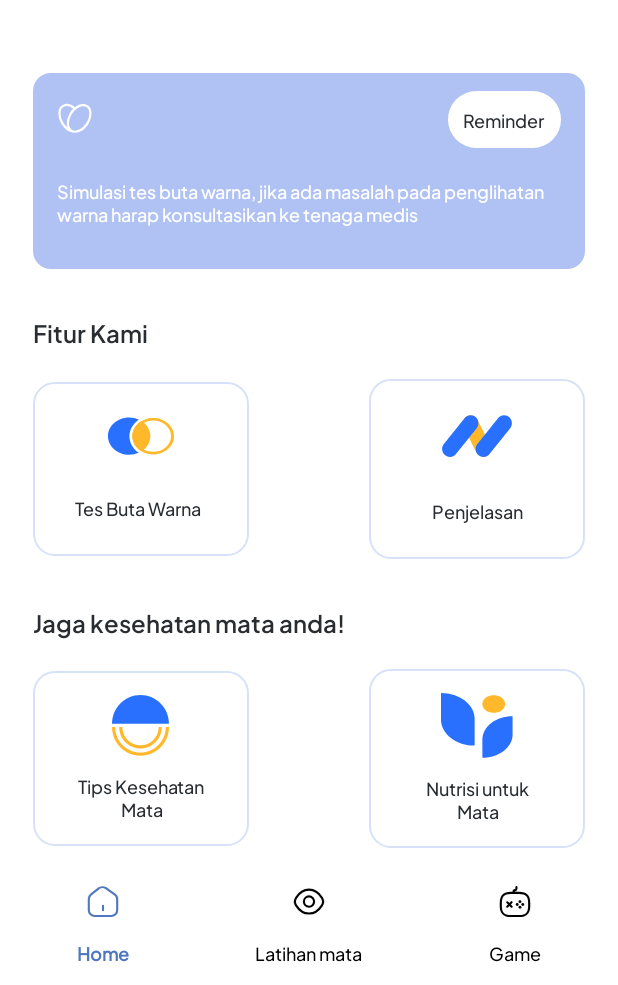
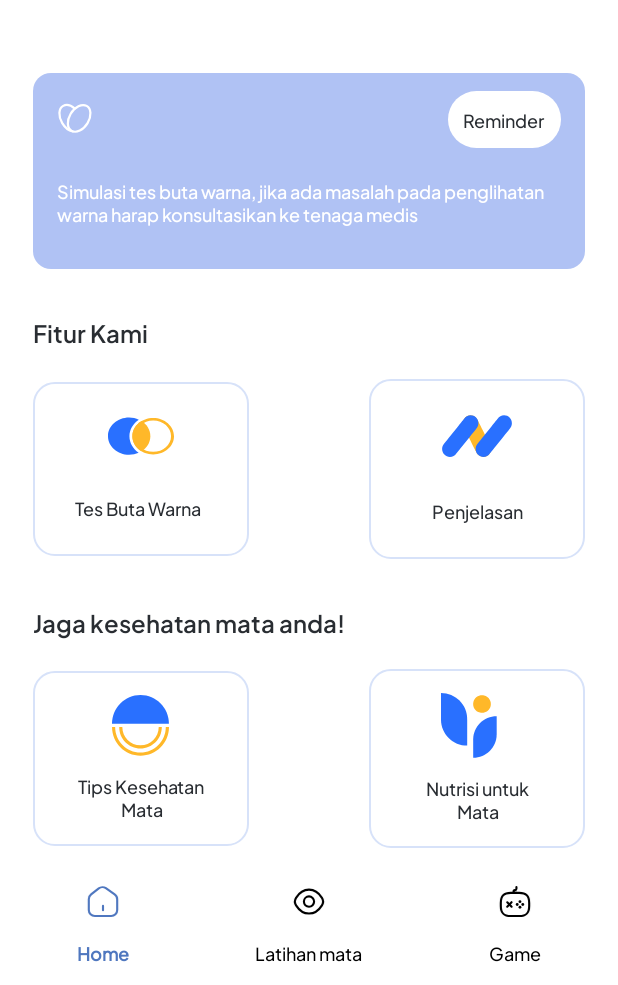
Before and after one commit to dellafitrialestari/Colblind_app, an Android app: the screen it shows after launch (HomeActivity), on a phone screen of 412 x 824 dp, the part 251-1236 px from its top. Run offline under Robolectric (Android 15) with nearby library versions, the phone set to English and light mode, and no system bars.

Commit message:
Fix icon

```diff
--- a/app/src/main/java/com/della_irvianti/eye_app/Game/GameActivity.java
+++ b/app/src/main/java/com/della_irvianti/eye_app/Game/GameActivity.java
@@ -400,7 +400,7 @@ public class GameActivity extends AppCompatActivity {
 
         Resources res = getResources();
         final String[] btnList = res.getStringArray(R.array.all_button);
-        int random = new Random().nextInt(16);
+        int random = new Random().nextInt(16); // satu tombol secara acak dengan warna berbeda
 
         int randomrgb = (new Random().nextInt(128))+20;
         int random_forCol = new Random().nextInt(6);
@@ -452,7 +452,7 @@ public class GameActivity extends AppCompatActivity {
         if(rr==r&&gg==g&&bb==b){rr=128;gg=128;bb=128;}
         if(rr<0||rr>255||gg<0||gg>255|bb<0|bb>255){rr=128;gg=128;bb=128;}
         diff_col = btnList[random];
-        String diffhex = String.format("#%02x%02x%02x", ((int)rr), ((int)gg), ((int)bb));
+        String diffhex = String.format("#%02x%02x%02x", ((int)rr), ((int)gg), ((int)bb)); // satu warna beda
 
        // Log.d(TAG, "r="+r+" g="+g+" b"+b);
        // Log.d(TAG, "rr="+rr+" gg="+gg+" bb"+bb);
--- a/app/src/main/res/layout/activity_home.xml
+++ b/app/src/main/res/layout/activity_home.xml
@@ -241,7 +241,7 @@
                     </LinearLayout>
 
                     <TextView
-                        android:layout_width="match_parent"
+                        android:layout_width="wrap_content"
                         android:layout_height="wrap_content"
                         android:layout_marginHorizontal="27dp"
                         android:layout_weight="1"
@@ -266,7 +266,7 @@
                     android:paddingVertical="16dp">
 
                     <LinearLayout
-                        android:layout_width="match_parent"
+                        android:layout_width="wrap_content"
                         android:layout_height="wrap_content"
                         android:layout_marginHorizontal="48dp"
                         android:layout_marginBottom="10dp"
```
